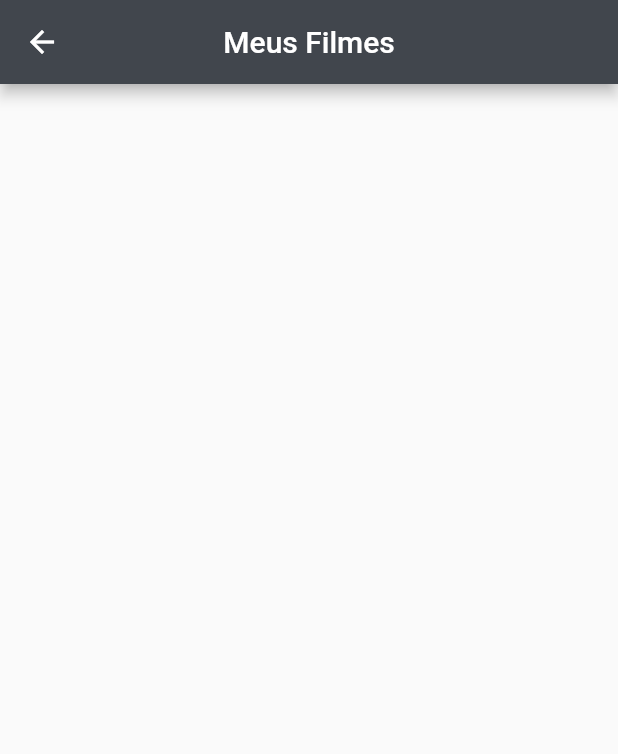
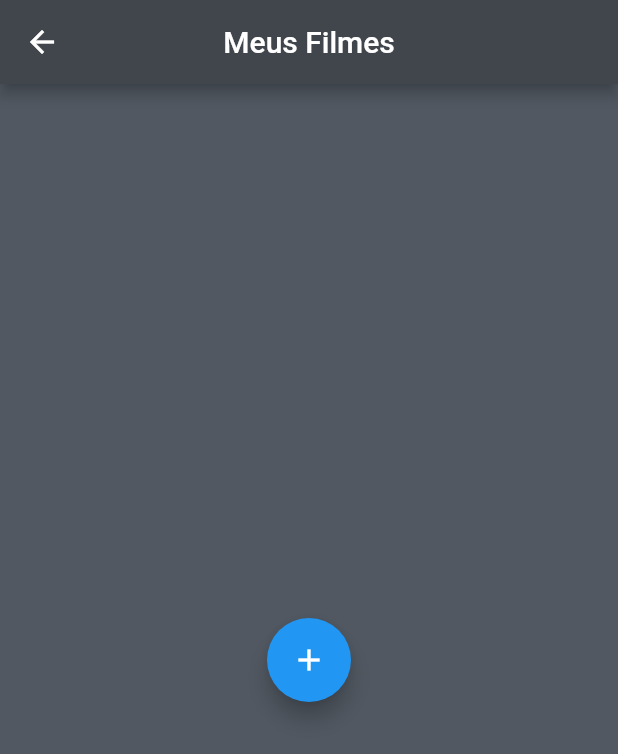
Before and after one commit to Julio-JC/app_colecao_pessoal, a Flutter app: the screen it shows after launch, after a tap on the "local movies" icon, on a phone screen of 412 x 824 dp. Shown: the top 754 px of the screen. Run offline on Flutter 3.47's test engine with Material 2 defaults, Android fonts, the light colour scheme and no system bars.

Commit message:
Iniciado pagina de add item e criado FloatingActionButton

```diff
--- a/app_colecao_pessoal/lib/button_home_page.dart
+++ b/app_colecao_pessoal/lib/button_home_page.dart
@@ -32,7 +32,7 @@ class ButtonHomePage extends StatelessWidget {
           width: 180,
           decoration: BoxDecoration(
             borderRadius: BorderRadius.circular(16),
-            color: Color.fromARGB(129, 144, 202, 249),
+            color: const Color.fromARGB(129, 144, 202, 249),
           ),
         ),
         Container(
--- a/app_colecao_pessoal/lib/global/const.dart
+++ b/app_colecao_pessoal/lib/global/const.dart
@@ -1,3 +1,5 @@
 import 'package:flutter/material.dart';
 
 const Color kColorMyApp = Color(0xff41464D);
+const Color kColorScaffold = Color.fromARGB(255, 81, 88, 97);
+const Color kColorCard = Colors.white;
--- a/app_colecao_pessoal/lib/my_app.dart
+++ b/app_colecao_pessoal/lib/my_app.dart
@@ -17,6 +17,8 @@ class MyApp extends StatelessWidget {
         bottomNavigationBarTheme: const BottomNavigationBarThemeData(
           backgroundColor: kColorMyApp,
         ),
+        scaffoldBackgroundColor: kColorScaffold,
+        cardColor: kColorCard,
       ),
       home: const MyHomePage(),
     );
--- a/app_colecao_pessoal/lib/page/my_home_page.dart
+++ b/app_colecao_pessoal/lib/page/my_home_page.dart
@@ -1,7 +1,8 @@
 import 'package:app_colecao_pessoal/button_home_page.dart';
-import 'package:app_colecao_pessoal/page/my_books_list.dart';
-import 'package:app_colecao_pessoal/page/my_moves_list.dart';
+import 'package:app_colecao_pessoal/page/my_books_list_page.dart';
+import 'package:app_colecao_pessoal/page/my_moves_list_page.dart';
 import 'package:flutter/material.dart';
+import '../global/const.dart';
 
 class MyHomePage extends StatelessWidget {
   const MyHomePage({super.key});
@@ -47,7 +48,8 @@ class MyHomePage extends StatelessWidget {
               )
             ],
           ),
-      )),
+        ),
+      ),
       bottomNavigationBar: BottomNavigationBar(
         items: const <BottomNavigationBarItem>[
           BottomNavigationBarItem(
@@ -61,13 +63,7 @@ class MyHomePage extends StatelessWidget {
         ],
       ),
       body: Container(
-        decoration: const BoxDecoration(
-          image: DecorationImage(
-              image: AssetImage(
-                'assets/image/filme_fundo2.jpg',
-              ),
-              fit: BoxFit.cover),
-        ),
+        decoration: const BoxDecoration(),
         child: Center(
           child: Row(
             mainAxisAlignment: MainAxisAlignment.center,
@@ -79,7 +75,7 @@ class MyHomePage extends StatelessWidget {
                       context,
                       MaterialPageRoute(
                         builder: (context) {
-                          return const MyMovesList();
+                          return const MyMovesListPage();
                         },
                       ),
                     );
@@ -99,7 +95,7 @@ class MyHomePage extends StatelessWidget {
                       context,
                       MaterialPageRoute(
                         builder: (context) {
-                          return const MyBooksList();
+                          return const MyBooksListPage();
                         },
                       ),
                     );
--- a/app_colecao_pessoal/lib/page/my_moves_list.dart
+++ /dev/null
@@ -1,15 +0,0 @@
-import 'package:flutter/material.dart';
-
-class MyMovesList extends StatelessWidget {
-  const MyMovesList({super.key});
-
-  @override
-  Widget build(BuildContext context) {
-    return Scaffold(
-      appBar: AppBar(
-        centerTitle: true,
-        title: const Text('Meus Filmes'),
-      ),
-    );
-  }
-}
--- /dev/null
+++ b/app_colecao_pessoal/lib/page/my_moves_list_page.dart
@@ -0,0 +1,31 @@
+import 'package:app_colecao_pessoal/page/add_move_page.dart';
+import 'package:flutter/material.dart';
+
+class MyMovesListPage extends StatelessWidget {
+  const MyMovesListPage({super.key});
+
+  @override
+  Widget build(BuildContext context) {
+    return Scaffold(
+      appBar: AppBar(
+        centerTitle: true,
+        title: const Text('Meus Filmes'),
+      ),
+      body: Center(
+        child: FloatingActionButton(
+          child: const Icon(Icons.add),
+          onPressed: () {
+            Navigator.push(
+              context,
+              MaterialPageRoute(
+                builder: (context) {
+                  return AddMovePage();
+                },
+              ),
+            );
+          },
+        ),
+      ),
+    );
+  }
+}
--- a/app_colecao_pessoal/lib/profile/models/item.dart
+++ b/app_colecao_pessoal/lib/profile/models/item.dart
@@ -1,5 +1,8 @@
+import 'package:flutter/cupertino.dart';
+
 class Item {
   Item({
+    required this.icone,
     required this.titulo,
     required this.autorDiretor,
     required this.anoDeLancamentoPublicacao,
@@ -9,9 +12,10 @@ class Item {
     required this.notaDoUsuario,
   });
 
+  Icon icone;
   String titulo;
   String autorDiretor;
-  int anoDeLancamentoPublicacao;
+  DateTime anoDeLancamentoPublicacao;
   String produtoraEditora;
   String sinopse;
   String genero;
--- a/app_colecao_pessoal/pubspec.yaml
+++ b/app_colecao_pessoal/pubspec.yaml
@@ -31,8 +31,8 @@ environment:
 dependencies:
   flutter:
     sdk: flutter
-
-
+  flutter_localizations:
+    sdk: flutter
   # The following adds the Cupertino Icons font to your application.
   # Use with the CupertinoIcons class for iOS style icons.
   cupertino_icons: ^1.0.2
@@ -40,7 +40,7 @@ dependencies:
 dev_dependencies:
   flutter_test:
     sdk: flutter
-
+  intl: ^0.17.0
   # The "flutter_lints" package below contains a set of recommended lints to
   # encourage good coding practices. The lint set provided by the package is
   # activated in the `analysis_options.yaml` file located at the root of your
```
Also changed, not shown: app_colecao_pessoal/lib/page/add_move_page.dart (added, +144 -0 lines), app_colecao_pessoal/lib/page/my_books_list.dart (deleted, +0 -15 lines), app_colecao_pessoal/lib/page/my_books_list_page.dart (added, +21 -0 lines), app_colecao_pessoal/lib/widget/list_item.dart (+17 -4 lines), app_colecao_pessoal/pubspec.lock. Lines whose indentation alone changed are shown as unchanged.
